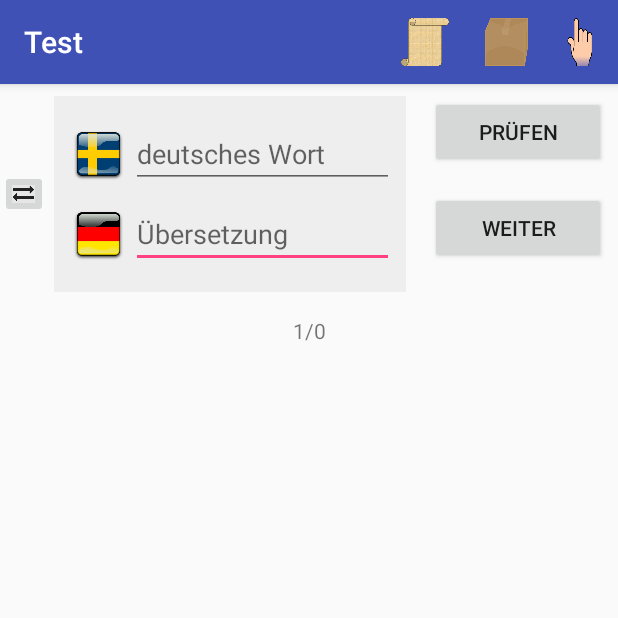
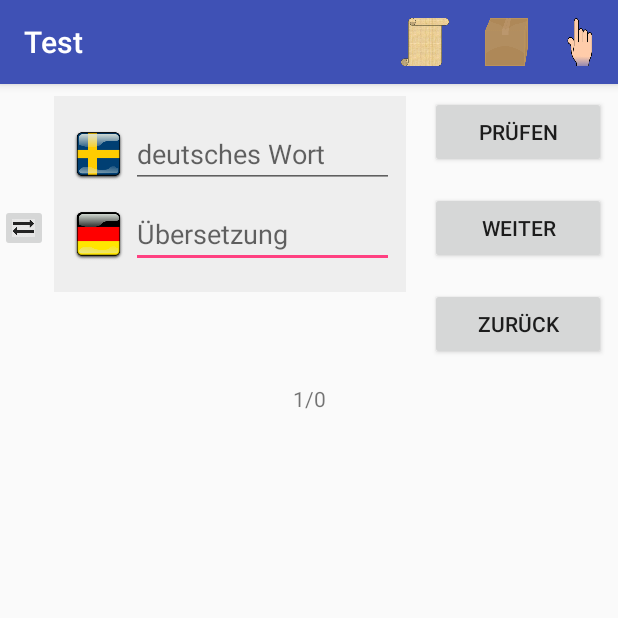
Before and after one commit to CarstenKarbach/VoBox, an Android app: the fragment TestFragment placed in its activity, after a tap on "WEITER", on a phone screen of 412 x 824 dp, the top half of it. Run offline under Robolectric (Android 15) with nearby library versions, the phone set to English and light mode, and no system bars; 1 other tap on this screen came first.

Commit message:
Add back button in test

```diff
--- a/app/src/main/java/de/karbach/superapp/TestFragment.java
+++ b/app/src/main/java/de/karbach/superapp/TestFragment.java
@@ -244,12 +244,10 @@ public class TestFragment extends Fragment {
         }
     }
 
-    protected void goNext(){
-        position++;
-        if(position >= testcards.size()){
-            position = 0;
-        }
-
+    /**
+     * Init the fragment with the new card after moving with next or back
+     */
+    protected void initAfterMovement(){
         Card card = getCurrentCard();
         loadCard(card, getView());
         answerShown = false;
@@ -264,6 +262,29 @@ public class TestFragment extends Fragment {
         }
         InputMethodManager mgr = (InputMethodManager) getActivity().getSystemService(Context.INPUT_METHOD_SERVICE);
         mgr.showSoftInput(lang2Text, InputMethodManager.SHOW_IMPLICIT);
+    }
+
+    protected void goNext(){
+        position++;
+        if(position >= testcards.size()){
+            position = 0;
+        }
+
+        initAfterMovement();
+    }
+
+    protected void goBack(){
+        position--;
+        if(position < 0){
+            if(testcards != null && testcards.size() > 0){
+                position = testcards.size()-1;
+            }
+            else{
+                position = 0;
+            }
+        }
+
+        initAfterMovement();
     }
 
     @Override
@@ -335,6 +356,14 @@ public class TestFragment extends Fragment {
             }
         });
 
+        Button backButton = (Button) result.findViewById(R.id.testcard_back_button);
+        backButton.setOnClickListener(new View.OnClickListener() {
+            @Override
+            public void onClick(View v) {
+                goBack();
+            }
+        });
+
         ImageButton switchButton = (ImageButton) result.findViewById(R.id.button_switch_lang);
         switchButton.setOnClickListener(new View.OnClickListener() {
             @Override
--- a/app/src/main/res/layout/testcard_fragment.xml
+++ b/app/src/main/res/layout/testcard_fragment.xml
@@ -156,6 +156,15 @@
                 android:padding="0dp"
                 />
 
+            <Button
+                android:text="zurück"
+                android:layout_height="wrap_content"
+                android:layout_width="match_parent"
+                android:layout_margin="8dp"
+                android:id="@+id/testcard_back_button"
+                android:padding="0dp"
+                />
+
         </LinearLayout>
     </TableRow>
 
```
